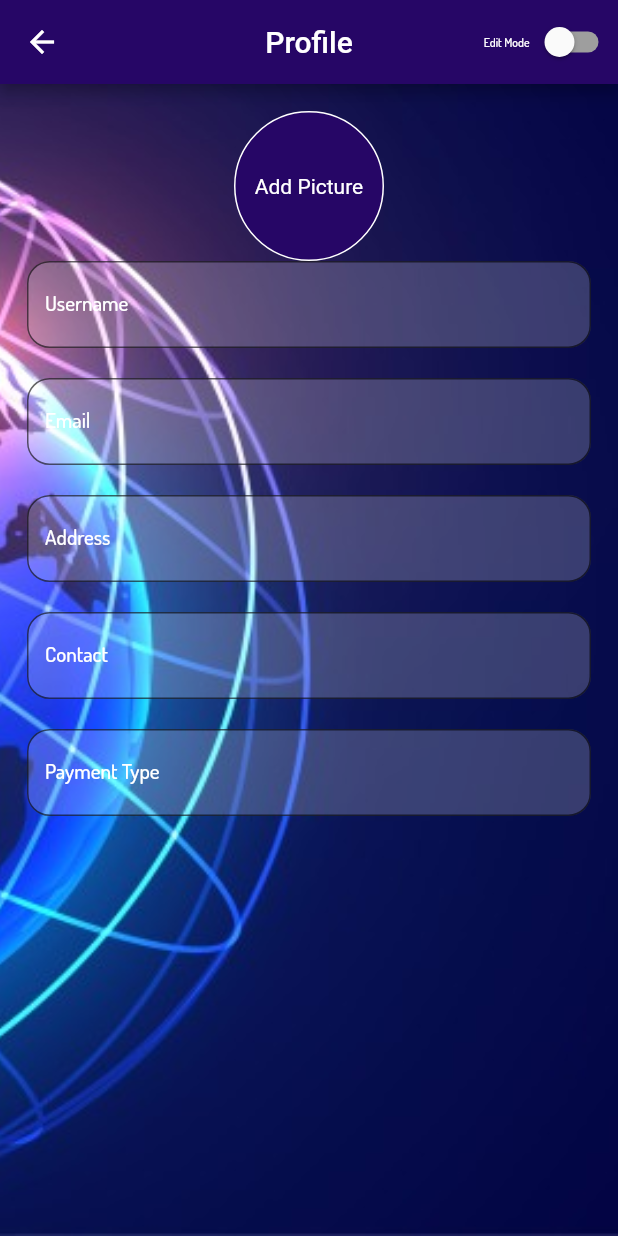
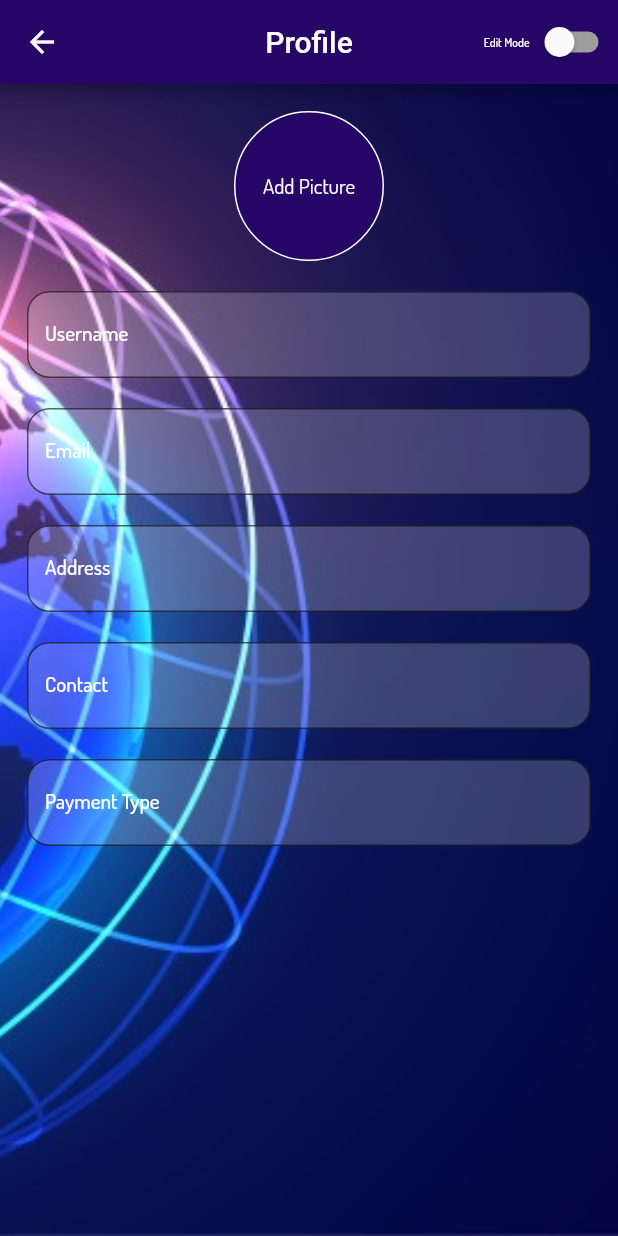
Before and after one commit to mustafatahirhussein/news_app, a Flutter app: the Profile screen opened directly, on a phone screen of 412 x 824 dp. Run offline on Flutter 3.47's test engine with Material 2 defaults, Android fonts, the phone set to English and light mode, and no system bars; our stand-ins replace badges, cached_network_image, cloud_firestore, firebase_auth, firebase_core, firebase_storage and 4 more; accounts and stored records are empty; network calls fail; statements that could not run were skipped.

Commit message:
Commit at 4:42 10/11/21

```diff
--- a/lib/Theme & Stuff/app_theme.dart
+++ b/lib/Theme & Stuff/app_theme.dart
@@ -4,17 +4,27 @@ import 'package:flutter/material.dart';
 class AppTheme {
   static const Color color = Color(0xff260666);
 
-
   static TextStyle splashStyle = const TextStyle(
-    fontSize: 45,
-    fontWeight: FontWeight.w500,
-    color:  Color(0xffffffff),
-    fontFamily: 'Dosis'
-  );
+      fontSize: 45,
+      fontWeight: FontWeight.w500,
+      color: Color(0xffffffff),
+      fontFamily: 'Dosis');
 
   static TextStyle btnStyle = const TextStyle(
       fontWeight: FontWeight.w100,
-      color:  Color(0xffffffff),
-      fontFamily: 'Dosis'
-  );
+      color: Color(0xffffffff),
+      fontFamily: 'Dosis');
+
+  static TextStyle appBarStyle = const TextStyle(
+      fontWeight: FontWeight.bold,
+      color: Color(0xffffffff),
+      fontSize: 18,
+      fontFamily: 'Dosis');
+
+  static loader(Color color) {
+    return Center(
+      child: CircularProgressIndicator(
+          valueColor: AlwaysStoppedAnimation<Color>(color)),
+    );
+  }
 }
--- a/lib/main.dart
+++ b/lib/main.dart
@@ -39,7 +39,7 @@ class _MyAppState extends State<MyApp> {
           if (snapshot.connectionState == ConnectionState.done) {
             return const Splash();
           }
-          return const Center(child: CircularProgressIndicator());
+          return AppTheme.loader(const Color(0xffffffff));
         },
       ),
     );
--- a/lib/screens/about.dart
+++ b/lib/screens/about.dart
@@ -11,7 +11,7 @@ class AboutApp extends StatelessWidget {
       appBar: AppBar(
         backgroundColor: AppTheme.color,
         centerTitle: true,
-        title: const Text("About App"),
+        title:  Text("About App",style: AppTheme.appBarStyle,),
       ),
       body: Container(
         width: MediaQuery.of(context).size.width,
--- a/lib/screens/profile.dart
+++ b/lib/screens/profile.dart
@@ -1,20 +1,18 @@
 //@dart=2.9
 import 'dart:io';
 
+import 'package:cached_network_image/cached_network_image.dart';
 import 'package:cloud_firestore/cloud_firestore.dart';
 import 'package:firebase_auth/firebase_auth.dart';
 import 'package:firebase_storage/firebase_storage.dart';
 import 'package:flutter/material.dart';
-import 'package:fluttertoast/fluttertoast.dart';
 import 'package:image_picker/image_picker.dart';
 import 'package:news_app_jawan_pakistan/Theme%20&%20Stuff/app_btn.dart';
 import 'package:news_app_jawan_pakistan/Theme%20&%20Stuff/app_theme.dart';
+import 'package:news_app_jawan_pakistan/Theme%20&%20Stuff/route_and_message.dart';
 import 'package:news_app_jawan_pakistan/Theme%20&%20Stuff/text_fields.dart';
-import 'package:news_app_jawan_pakistan/screens/signup.dart';
 import 'package:shared_preferences/shared_preferences.dart';
 import 'package:path/path.dart' as path;
-
-import 'login.dart';
 
 class Profile extends StatefulWidget {
   const Profile({Key key}) : super(key: key);
@@ -97,11 +95,7 @@ class _ProfileState extends State<Profile> {
             ));
   }
 
-  getUserInfo() async {
-    var style = const TextStyle(
-      color: Color(0xffffffff),
-    );
-
+  getUserInfo(BuildContext context) async {
     sharedPreferences = await SharedPreferences.getInstance();
 
     String userID = sharedPreferences.getString("uid") ?? "null";
@@ -142,7 +136,7 @@ class _ProfileState extends State<Profile> {
                             child: Center(
                                 child: Text(
                               "Add Picture",
-                              style: style,
+                              style: AppTheme.btnStyle,
                             )),
                           ),
                         )
@@ -152,11 +146,13 @@ class _ProfileState extends State<Profile> {
                                 loadImage(context);
                               },
                               child: ClipOval(
-                                child: Image.network(
-                                  s.data["image"],
+                                child: CachedNetworkImage(
+                                  imageUrl: s.data["image"],
                                   height: 100,
                                   width: 100,
                                   fit: BoxFit.cover,
+                                  placeholder: (context, _) =>
+                                      AppTheme.loader(const Color(0xffffffff)),
                                 ),
                               ),
                             )
@@ -173,6 +169,9 @@ class _ProfileState extends State<Profile> {
                                 ),
                               ),
                             ),
+                  const SizedBox(
+                    height: 20,
+                  ),
                   Field.formField(
                     username,
                     "Username",
@@ -217,7 +216,7 @@ class _ProfileState extends State<Profile> {
                       ? Padding(
                           padding: const EdgeInsets.all(4.0),
                           child: AppButton(
-                            text: "Register",
+                            text: "Update",
                             onPressed: () {
                               updateProfile(s.data["image"], s.data["payment"]);
                             },
@@ -227,47 +226,14 @@ class _ProfileState extends State<Profile> {
                 ],
               ),
             );
-
           }
-          return const Center(
-            child: CircularProgressIndicator(),
-          );
+          return AppTheme.loader(const Color(0xffffffff));
         },
       );
     }
     if (userID == "null") {
-      return Center(
-        child: Column(
-          mainAxisAlignment: MainAxisAlignment.center,
-          children: [
-            Text(
-              "You have not registered!!\nSign up or Login",
-              style: AppTheme.splashStyle
-                  .copyWith(color: Colors.black, fontSize: 18),
-            ),
-            Padding(
-              padding: const EdgeInsets.all(5.0),
-              child: AppButton(
-                onPressed: () {
-                  Navigator.of(context).push(
-                      MaterialPageRoute(builder: (context) => const Login()));
-                },
-                text: "Sign in",
-              ),
-            ),
-            Padding(
-              padding: const EdgeInsets.all(5.0),
-              child: AppButton(
-                onPressed: () {
-                  Navigator.of(context).push(
-                      MaterialPageRoute(builder: (context) => const SignUp()));
-                },
-                text: "Sign Up",
-              ),
-            ),
-          ],
-        ),
-      );
+      return RouteMsg.routeAndMessage(context,
+          "Become a Member of News App by Signing Up yourself\n or Login");
     }
   }
 
@@ -306,7 +272,10 @@ class _ProfileState extends State<Profile> {
       appBar: AppBar(
         backgroundColor: AppTheme.color,
         centerTitle: true,
-        title: const Text("Profile"),
+        title: Text(
+          "Profile",
+          style: AppTheme.appBarStyle,
+        ),
         actions: [
           FutureBuilder(
               future: checkEditMode(),
@@ -329,7 +298,7 @@ class _ProfileState extends State<Profile> {
         child: Padding(
           padding: const EdgeInsets.all(18.0),
           child: FutureBuilder(
-            future: getUserInfo(),
+            future: getUserInfo(context),
             builder: (context, s) {
               if (s.data != null) {
                 return s.data;
@@ -357,6 +326,7 @@ class _ProfileState extends State<Profile> {
 
     firebaseFirestore.collection("Users").doc(colID).update(update);
 
-    Fluttertoast.showToast(msg: "Profile updated successfully!");
+    RouteMsg.msg("Profile updated successfully!");
+
   }
 }
--- a/pubspec.yaml
+++ b/pubspec.yaml
@@ -56,6 +56,7 @@ flutter_icons:
   android: "launcher_icon"
   ios: true
   image_path: "assets/news.png"
+  remove_alpha_ios: true
 
 dev_dependencies:
   flutter_test:
```
Also changed, not shown: lib/Theme & Stuff/route_and_message.dart (added, +59 -0 lines), lib/screens/bottomnav.dart (+13 -15 lines), lib/screens/drawer.dart (+26 -50 lines), lib/screens/favourite.dart (+69 -46 lines), lib/screens/homepage.dart (+62 -24 lines), lib/screens/login.dart (+9 -6 lines), lib/screens/news_detail.dart (+5 -5 lines), lib/screens/search.dart (+15 -14 lines), lib/screens/signup.dart (+16 -9 lines), lib/splash.dart (+14 -5 lines), 20 other files.
